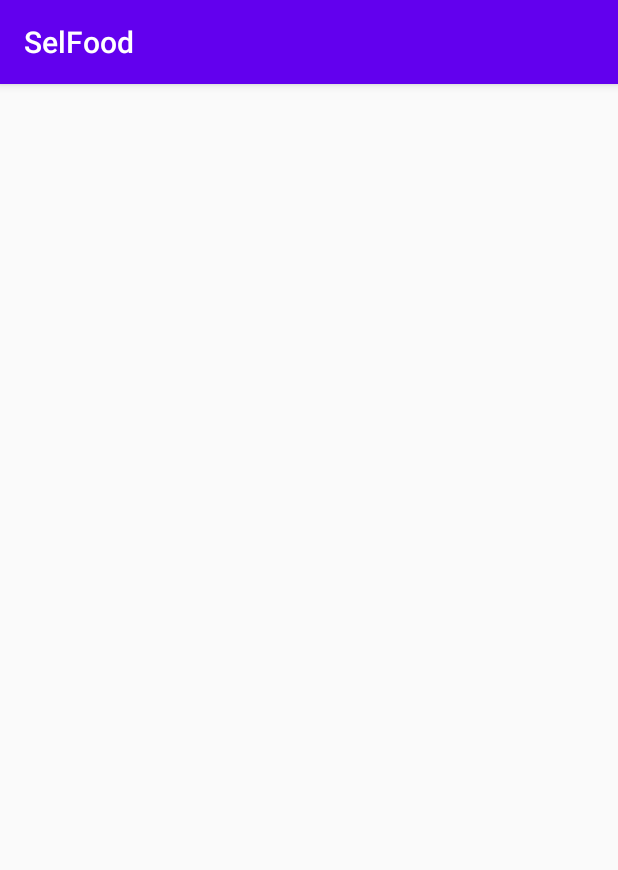
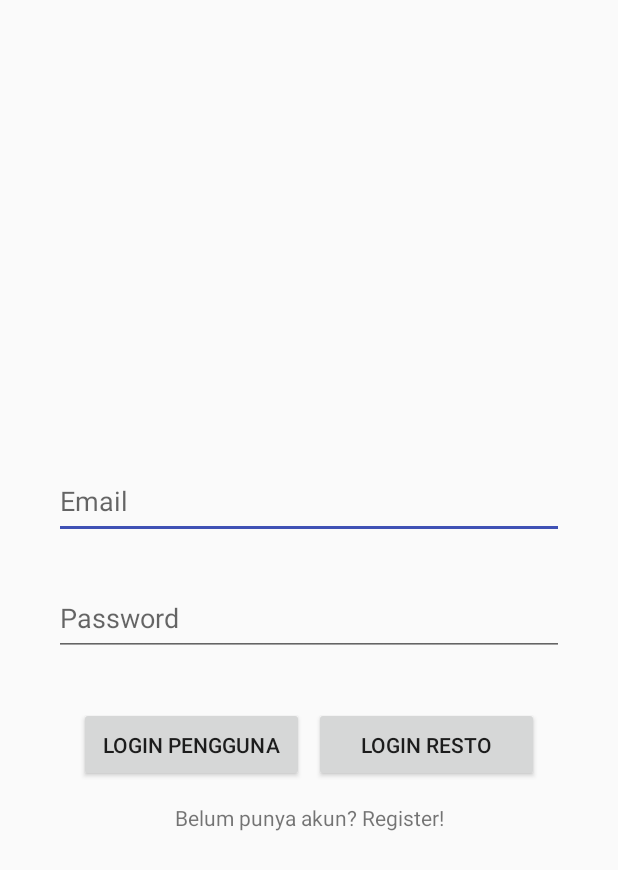
Before and after one commit to arldst/SelFood, an Android app: the screen it shows after launch (LoginActivity), on a phone screen of 412 x 824 dp. Shown: the top 870 px of the screen. Run offline under Robolectric (Android 15) with nearby library versions, the phone set to English and light mode, and no system bars.

Commit message:
edit login activity and layout

```diff
--- a/app/src/main/res/layout/activity_login.xml
+++ b/app/src/main/res/layout/activity_login.xml
@@ -6,4 +6,76 @@
     android:layout_height="match_parent"
     tools:context=".Activity.LoginActivity">
 
+    <EditText
+        android:id="@+id/loginInputEmail"
+        android:layout_width="340dp"
+        android:layout_height="50dp"
+        android:hint="@string/email"
+        android:inputType="textEmailAddress"
+        app:layout_constraintBottom_toBottomOf="parent"
+        app:layout_constraintEnd_toEndOf="parent"
+        app:layout_constraintHorizontal_bias="0.500"
+        app:layout_constraintStart_toStartOf="parent"
+        app:layout_constraintTop_toTopOf="parent"
+        app:layout_constraintVertical_bias="0.400" />
+
+    <EditText
+        android:id="@+id/loginInputPassword"
+        android:layout_width="340dp"
+        android:layout_height="50dp"
+        android:hint="@string/password"
+        android:inputType="textPassword"
+        app:layout_constraintBottom_toBottomOf="parent"
+        app:layout_constraintEnd_toEndOf="parent"
+        app:layout_constraintHorizontal_bias="0.500"
+        app:layout_constraintStart_toStartOf="parent"
+        app:layout_constraintTop_toTopOf="parent"
+        app:layout_constraintVertical_bias="0.500" />
+
+    <Button
+        android:id="@+id/loginButtonUser"
+        android:layout_width="150dp"
+        android:layout_height="50dp"
+        android:text="@string/login_pengguna"
+        app:layout_constraintBottom_toBottomOf="parent"
+        app:layout_constraintEnd_toEndOf="parent"
+        app:layout_constraintHorizontal_bias="0.2"
+        app:layout_constraintStart_toStartOf="parent"
+        app:layout_constraintTop_toBottomOf="@+id/loginInputPassword"
+        app:layout_constraintVertical_bias="0.1" />
+
+    <Button
+        android:id="@+id/loginButtonResto"
+        android:layout_width="150dp"
+        android:layout_height="50dp"
+        android:text="@string/login_resto"
+        app:layout_constraintBottom_toBottomOf="parent"
+        app:layout_constraintEnd_toEndOf="parent"
+        app:layout_constraintHorizontal_bias="0.8"
+        app:layout_constraintStart_toStartOf="parent"
+        app:layout_constraintTop_toBottomOf="@+id/loginInputPassword"
+        app:layout_constraintVertical_bias="0.1" />
+
+    <TextView
+        android:id="@+id/registerButton"
+        android:layout_width="wrap_content"
+        android:layout_height="wrap_content"
+        android:text="@string/register_text_imperative"
+        app:layout_constraintBottom_toBottomOf="parent"
+        app:layout_constraintEnd_toEndOf="parent"
+        app:layout_constraintHorizontal_bias="0.500"
+        app:layout_constraintStart_toStartOf="parent"
+        app:layout_constraintTop_toBottomOf="@+id/loginButtonUser"
+        app:layout_constraintVertical_bias="0.05" />
+
+    <ProgressBar
+        android:id="@+id/loginProgressBar"
+        android:layout_width="wrap_content"
+        android:layout_height="wrap_content"
+        android:visibility="gone"
+        app:layout_constraintBottom_toBottomOf="parent"
+        app:layout_constraintEnd_toEndOf="parent"
+        app:layout_constraintStart_toStartOf="parent"
+        app:layout_constraintTop_toTopOf="parent" />
+
 </androidx.constraintlayout.widget.ConstraintLayout>
--- a/app/src/main/res/values/colors.xml
+++ b/app/src/main/res/values/colors.xml
@@ -1,6 +1,6 @@
 <?xml version="1.0" encoding="utf-8"?>
 <resources>
-    <color name="colorPrimary">#6200EE</color>
-    <color name="colorPrimaryDark">#3700B3</color>
-    <color name="colorAccent">#03DAC5</color>
+    <color name="colorPrimary">#03A9F4</color>
+    <color name="colorPrimaryDark">#2196F3</color>
+    <color name="colorAccent">#3F51B5</color>
 </resources>
--- a/app/src/main/res/values/strings.xml
+++ b/app/src/main/res/values/strings.xml
@@ -1,3 +1,9 @@
 <resources>
     <string name="app_name">SelFood</string>
+    <string name="email">Email</string>
+    <string name="password">Password</string>
+    <string name="login">LOGIN</string>
+    <string name="register_text_imperative">Belum punya akun? Register!</string>
+    <string name="login_resto">LOGIN RESTO</string>
+    <string name="login_pengguna">LOGIN PENGGUNA</string>
 </resources>
--- a/app/src/main/res/values/styles.xml
+++ b/app/src/main/res/values/styles.xml
@@ -1,6 +1,6 @@
 <resources>
     <!-- Base application theme. -->
-    <style name="AppTheme" parent="Theme.AppCompat.Light.DarkActionBar">
+    <style name="AppTheme" parent="Theme.AppCompat.Light.NoActionBar">
         <!-- Customize your theme here. -->
         <item name="colorPrimary">@color/colorPrimary</item>
         <item name="colorPrimaryDark">@color/colorPrimaryDark</item>
```
